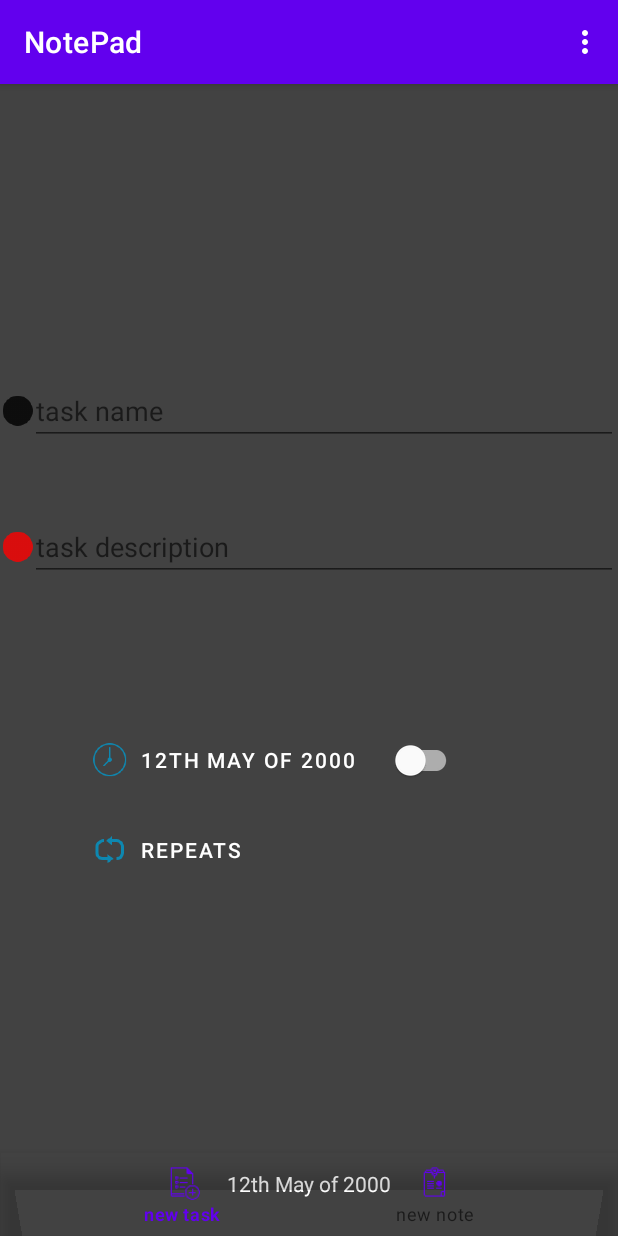
After one commit to rColeJnr/NotePad, an Android app: the fragment TaskViewFragment placed in its activity, on a phone screen of 412 x 824 dp. The commit adds this screen. Run offline under Robolectric (Android 15) with nearby library versions, the phone set to English and light mode, and no system bars; our stand-ins replace Room's generated code, navigation-ui; 10 statements that could not run were skipped.

Commit message:
everything is okay, no bugs, quite amazing actually, but still need to finish the task

```diff
--- a/app/src/main/java/com/rick/notepad/model/Note.kt
+++ b/app/src/main/java/com/rick/notepad/model/Note.kt
@@ -3,6 +3,7 @@ package com.rick.notepad.model
 import androidx.room.Entity
 import androidx.room.PrimaryKey
 import com.rick.notepad.util.Useful.DATABASE_NAME
+import java.io.Serializable
 
 @Entity( tableName = DATABASE_NAME)
 data class Note(
@@ -13,4 +14,4 @@ data class Note(
     var text: String = "",
     var time: String = "00:00:00"
 
-)
+) : Serializable
--- a/app/src/main/java/com/rick/notepad/model/Task.kt
+++ b/app/src/main/java/com/rick/notepad/model/Task.kt
@@ -3,6 +3,7 @@ package com.rick.notepad.model
 import androidx.room.Entity
 import androidx.room.PrimaryKey
 import com.rick.notepad.util.Useful.DATABASE_NAME2
+import java.io.Serializable
 
 @Entity( tableName = DATABASE_NAME2 )
 data class Task (
@@ -14,4 +15,4 @@ data class Task (
     var task_time: String = "",
     var task_completed: Boolean = false
 
-)
+) : Serializable
--- /dev/null
+++ b/app/src/main/java/com/rick/notepad/ui/fragments/TaskViewFragment.kt
@@ -0,0 +1,81 @@
+package com.rick.notepad.ui.fragments
+
+import android.graphics.Color
+import android.os.Bundle
+import android.view.*
+import androidx.fragment.app.Fragment
+import androidx.navigation.fragment.findNavController
+import androidx.navigation.fragment.navArgs
+import com.google.android.material.snackbar.Snackbar
+import com.rick.notepad.R
+import com.rick.notepad.databinding.FragmentNewTaskBinding
+import com.rick.notepad.model.Task
+import com.rick.notepad.ui.MainActivity
+import com.rick.notepad.util.popupmenu.ShareOnClick
+import com.rick.notepad.viewmodel.TaskViewModel
+
+class TaskViewFragment: Fragment() {
+
+    private var _binding: FragmentNewTaskBinding? = null
+    private val binding get() = _binding!!
+    private lateinit var taskViewModel: TaskViewModel
+    val args: TaskViewFragmentArgs by navArgs()
+    private lateinit var task: Task
+
+    override fun onCreate(savedInstanceState: Bundle?) {
+        setHasOptionsMenu(true)
+        super.onCreate(savedInstanceState)
+    }
+
+    override fun onCreateView(inflater: LayoutInflater, container: ViewGroup?, savedInstanceState: Bundle?): View? {
+        _binding = FragmentNewTaskBinding.inflate(inflater, container, false)
+        return binding.root
+    }
+
+    override fun onViewCreated(view: View, savedInstanceState: Bundle?) {
+        super.onViewCreated(view, savedInstanceState)
+
+        taskViewModel = (activity as MainActivity).taskViewModel
+        task = args.task
+        binding.apply {
+            etNewTaskName.setText(task.task_name)
+            etNewTaskDescription.setText(task.task_description)
+            etCircle.setColorFilter(Color.BLACK)
+            etCircle2.setColorFilter(Color.RED)
+        }
+    }
+    override fun onCreateOptionsMenu(menu: Menu, inflater: MenuInflater) {
+        super.onCreateOptionsMenu(menu, inflater)
+        inflater.inflate(R.menu.top_menu_task, menu)
+    }
+
+    override fun onOptionsItemSelected(item: MenuItem): Boolean {
+        return when(item.itemId){
+            R.id.deleteTask -> {
+                taskViewModel.deleteTask(task)
+                findNavController().navigate(
+                    R.id.taskListFragment
+                )
+                Snackbar.make(binding.root, "Task Deleted", Snackbar.LENGTH_LONG).apply {
+                    setAction("Undo"){
+                        taskViewModel.addTask(task)
+                    }
+                    show()
+                }
+                true
+            }
+            R.id.shareTask -> { ShareOnClick(task, requireContext()).shareIntent(); true}
+            else -> super.onOptionsItemSelected(item)
+        }
+    }
+
+    override fun onDestroy() {
+        super.onDestroy()
+        if (task.task_name !=  binding.etNewTaskName.text.toString() || task.task_description != binding.etNewTaskDescription.text.toString() ) {
+            task.task_name = binding.etNewTaskName.text.toString()
+            task.task_description = binding.etNewTaskDescription.text.toString()
+            task.task_time = binding.ibNewTaskTime.text.toString()
+            taskViewModel.addTask(task)
+        }
+    }
+}
--- a/app/src/main/res/menu/bottom_nav_menu.xml
+++ b/app/src/main/res/menu/bottom_nav_menu.xml
@@ -2,7 +2,7 @@
 <menu xmlns:android="http://schemas.android.com/apk/res/android">
 
     <item
-        android:title="new list"
+        android:title="new task"
         android:id="@+id/newTaskFragment"
         android:icon="@drawable/addlist"
         android:iconTintMode="multiply"
--- /dev/null
+++ b/app/src/main/res/menu/top_menu_task.xml
@@ -0,0 +1,15 @@
+<?xml version="1.0" encoding="utf-8"?>
+<menu xmlns:android="http://schemas.android.com/apk/res/android"
+    xmlns:app="http://schemas.android.com/apk/res-auto">
+
+    <item
+        android:id="@+id/deleteTask"
+        android:title="delete"
+        app:showAsAction="withText"/>
+
+    <item
+        android:id="@+id/shareTask"
+        android:title="share"
+        app:showAsAction="withText"/>
+
+</menu>
--- a/app/src/main/res/navigation/nav_graph.xml
+++ b/app/src/main/res/navigation/nav_graph.xml
@@ -5,6 +5,12 @@
 
     <action android:id="@+id/action_global_mainFragment"
         app:destination="@id/mainFragment"/>
+
+    <action android:id="@+id/action_global_noteViewFragment"
+        app:destination="@+id/noteViewFragment"/>
+
+    <action android:id="@+id/action_global_taskViewFragment"
+        app:destination="@+id/taskViewFragment"/>
 
     <fragment
         android:id="@+id/newNoteFragment"
@@ -21,11 +27,19 @@
     <fragment
         android:id="@+id/noteListFragment"
         android:name="com.rick.notepad.ui.fragments.NoteListFragment"
-        android:label="NoteListFragment" />
+        android:label="NoteListFragment" >
+        <action
+            android:id="@+id/action_noteListFragment_to_newNoteFragment"
+            app:destination="@id/newNoteFragment" />
+    </fragment>
     <fragment
         android:id="@+id/taskListFragment"
         android:name="com.rick.notepad.ui.fragments.TaskListFragment"
-        android:label="TaskListFragment" />
+        android:label="TaskListFragment" >
+        <action
+            android:id="@+id/action_taskListFragment_to_newTaskFragment"
+            app:destination="@id/newTaskFragment" />
+    </fragment>
     <fragment
         android:id="@+id/newTaskFragment"
         android:name="com.rick.notepad.ui.fragments.NewTaskFragment"
@@ -34,4 +48,20 @@
             android:id="@+id/action_newTaskFragment_to_taskListFragment"
             app:destination="@id/taskListFragment" />
     </fragment>
+    <fragment
+        android:id="@+id/noteViewFragment"
+        android:name="com.rick.notepad.ui.fragments.NoteViewFragment"
+        android:label="NoteViewFragment" >
+        <argument
+            android:name="note"
+            app:argType="com.rick.notepad.model.Note" />
+    </fragment>
+    <fragment
+        android:id="@+id/taskViewFragment"
+        android:name="com.rick.notepad.ui.fragments.TaskViewFragment"
+        android:label="TaskViewFragment" >
+        <argument
+            android:name="task"
+            app:argType="com.rick.notepad.model.Task" />
+    </fragment>
 </navigation>
```
Also changed, not shown: app/src/main/java/com/rick/notepad/ui/MainActivity.kt (+3 -4 lines), app/src/main/java/com/rick/notepad/ui/fragments/MainFragment.kt (+55 -33 lines), app/src/main/java/com/rick/notepad/ui/fragments/NoteListFragment.kt (+41 -20 lines), app/src/main/java/com/rick/notepad/ui/fragments/NoteViewFragment.kt (added, +77 -0 lines), app/src/main/java/com/rick/notepad/ui/fragments/TaskListFragment.kt (+23 -6 lines), app/src/main/java/com/rick/notepad/util/Listener.kt (+0 -7 lines), app/src/main/java/com/rick/notepad/util/OnSwipeTouchListener.kt (+6 -6 lines), app/src/main/java/com/rick/notepad/util/popupmenu/MyPopUpMenu.kt (added, +66 -0 lines), app/src/main/java/com/rick/notepad/util/popupmenu/OpenOnClick.kt (added, +32 -0 lines), app/src/main/java/com/rick/notepad/util/popupmenu/ShareOnClick.kt (added, +38 -0 lines), app/src/main/res/menu/click_menu.xml (added, +16 -0 lines), app/src/main/res/menu/top_menu_note.xml (added, +15 -0 lines), gradle.properties (+8 -12 lines).
